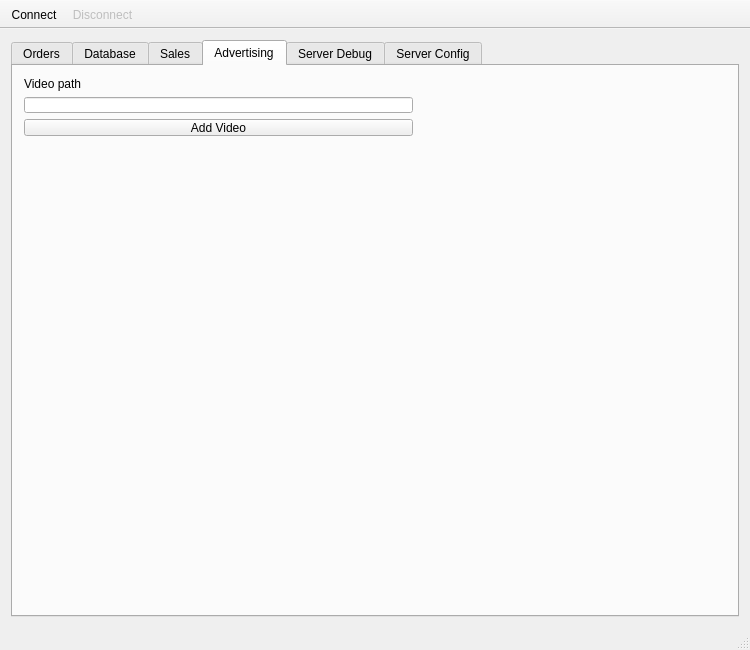
This is admin/ui/mainwindow.ui in Mateus224/rotable as Qt 5 draws it before an edit. The edited form follows.
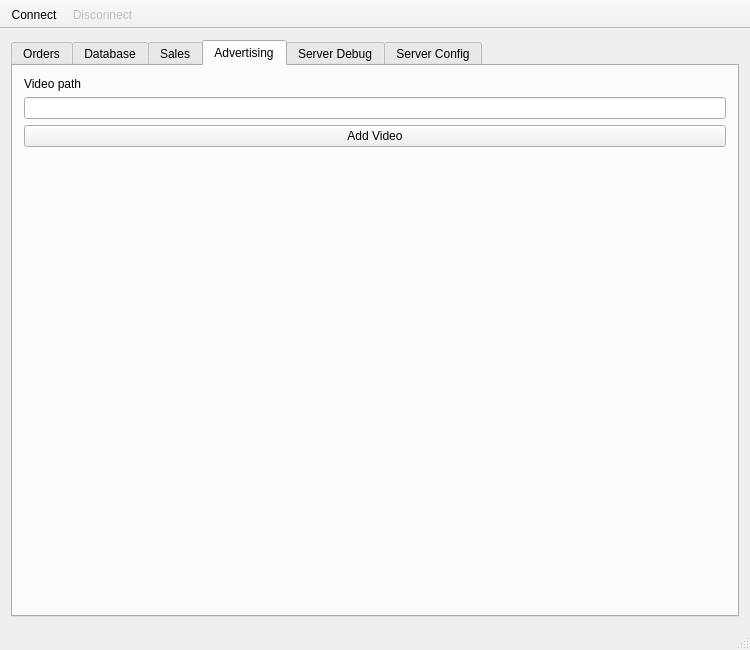
This is the edited form. Icons and pictures are not drawn. Custom widgets are drawn as their Qt base class.

Commit message: Fix element position

```diff
--- a/admin/ui/mainwindow.ui
+++ b/admin/ui/mainwindow.ui
@@ -23,8 +23,8 @@
    <string>rotable</string>
   </property>
   <widget class="QWidget" name="centralWidget">
-   <layout class="QVBoxLayout" name="verticalLayout_5">
-    <item>
+   <layout class="QGridLayout" name="gridLayout">
+    <item row="0" column="0">
      <widget class="QTabWidget" name="_tabWidget">
       <property name="enabled">
        <bool>true</bool>
@@ -454,15 +454,8 @@
        <attribute name="title">
         <string>Advertising</string>
        </attribute>
-       <widget class="QWidget" name="verticalLayoutWidget">
-        <property name="geometry">
-         <rect>
-          <x>0</x>
-          <y>0</y>
-          <width>411</width>
-          <height>81</height>
-         </rect>
-        </property>
+       <layout class="QVBoxLayout" name="verticalLayout_5">
+        <item>
         <layout class="QVBoxLayout" name="verticalLayout_8">
          <property name="sizeConstraint">
           <enum>QLayout::SetDefaultConstraint</enum>
@@ -494,8 +487,22 @@
            </property>
           </widget>
          </item>
-        </layout>
-       </widget>
+          <item>
+           <spacer name="verticalSpacer_2">
+            <property name="orientation">
+             <enum>Qt::Vertical</enum>
+            </property>
+            <property name="sizeHint" stdset="0">
+             <size>
+              <width>20</width>
+              <height>40</height>
+             </size>
+            </property>
+           </spacer>
+          </item>
+         </layout>
+        </item>
+       </layout>
       </widget>
       <widget class="QWidget" name="_tabServerDebug">
        <attribute name="icon">
```
Left out of the diff: 2 changed lines with no effect on the pictures. Lines whose indentation alone changed are shown as unchanged.
